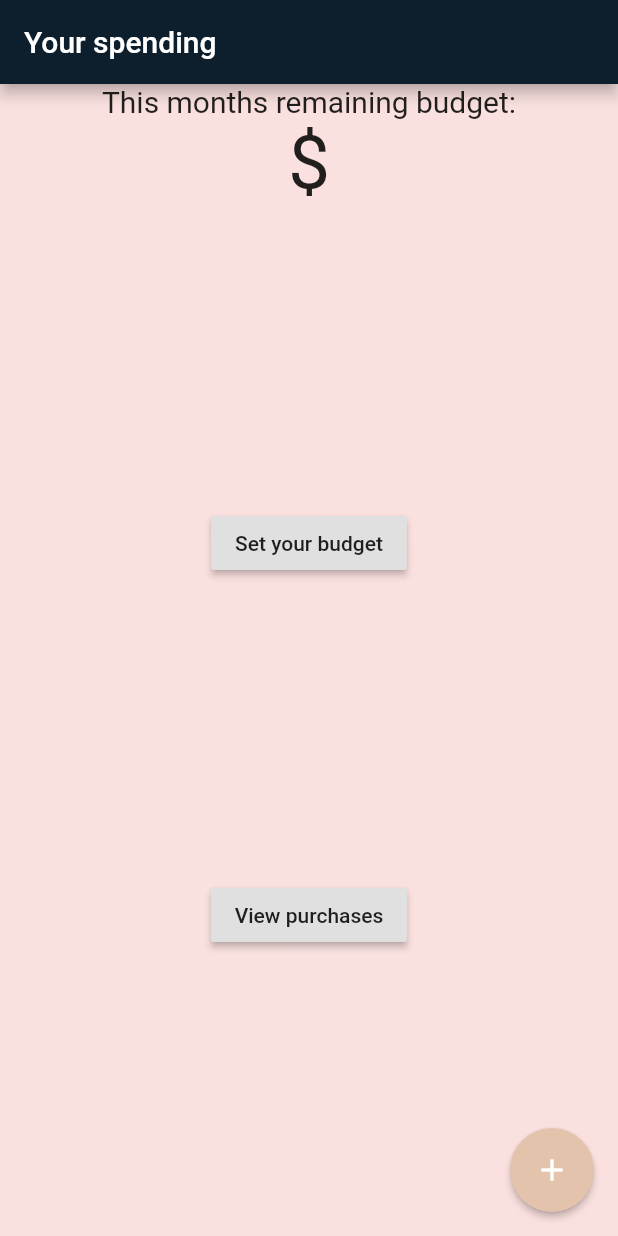
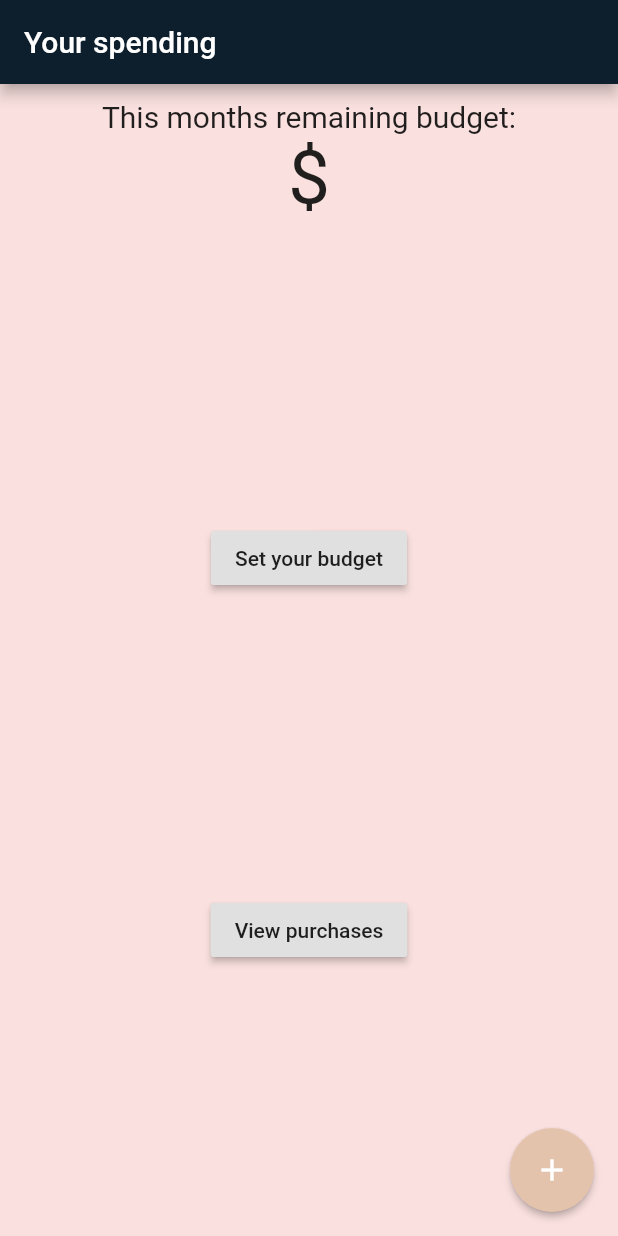
Before and after one commit to sleepsorters/expense_manager, a Flutter app: the screen it shows after launch, on a phone screen of 412 x 824 dp. Run offline on Flutter 3.47's test engine with Material 2 defaults, Android fonts, the phone set to English and light mode, and no system bars.

```diff
--- a/lib/HomePage.dart
+++ b/lib/HomePage.dart
@@ -110,9 +110,12 @@ class _HomePage extends State<HomePage> {
           body: Center(
               child: Column(
                 children: <Widget>[
-                  Text(
-                    "This months remaining budget:",
-                    style: TextStyle(fontSize: 20.0),
+                  Padding(
+                    padding: EdgeInsets.only(top: 10.0),
+                    child: Text(
+                      "This months remaining budget:",
+                      style: TextStyle(fontSize: 20.0),
+                    )
                   ),
                   Text(
                     "\$" + _budget,
```
Also changed, not shown: lib/ExpenseList.dart (+11 -1 lines).
